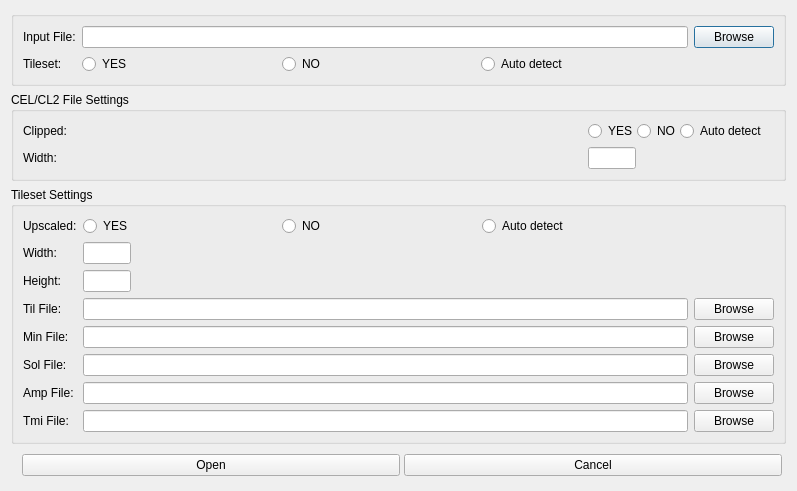
First picture: the form in source/openasdialog.ui, repository pionere/d1-graphics-tool, before the edit.
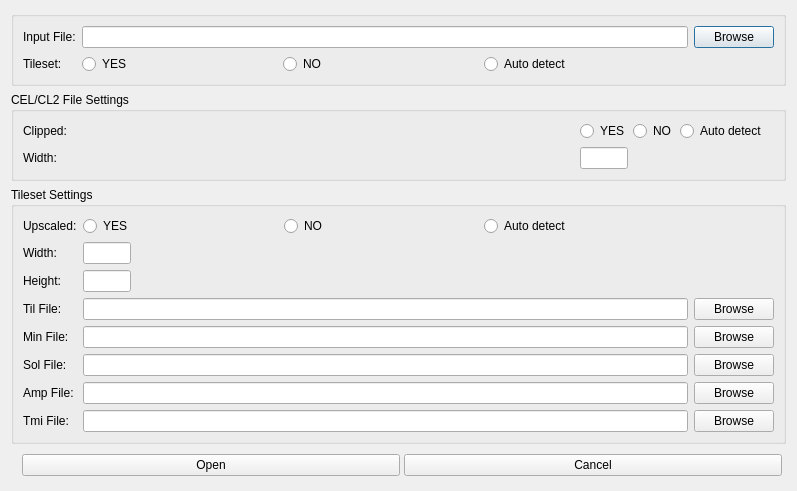
Second picture: the form after the edit.

Patch:
```diff
--- a/source/openasdialog.ui
+++ b/source/openasdialog.ui
@@ -52,7 +52,7 @@
        <widget class="QWidget" name="isTilesetWidget" native="true">
         <layout class="QHBoxLayout" name="horizontalLayout_1">
          <property name="spacing">
-          <number>0</number>
+          <number>4</number>
          </property>
          <property name="leftMargin">
           <number>0</number>
@@ -126,7 +126,7 @@
        <widget class="QWidget" name="celClippedWidget" native="true">
         <layout class="QHBoxLayout" name="horizontalLayout_2">
          <property name="spacing">
-          <number>0</number>
+          <number>4</number>
          </property>
          <property name="leftMargin">
           <number>0</number>
@@ -232,7 +232,7 @@
        <widget class="QWidget" name="minUpscaledWidget" native="true">
         <layout class="QHBoxLayout" name="horizontalLayout_3">
          <property name="spacing">
-          <number>0</number>
+          <number>4</number>
          </property>
          <property name="leftMargin">
           <number>0</number>
```
